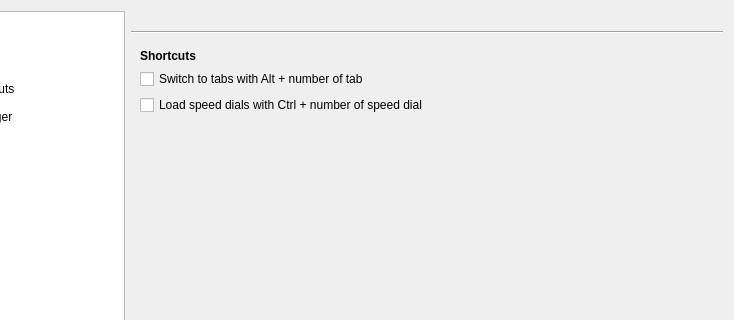
Before: the Qt Designer form src/lib/preferences/preferences.ui in QupZilla/qupzilla, drawn with Qt 5; both pictures show x 106 to 840 and y 0 to 320 of the 840 by 554 pixel window.
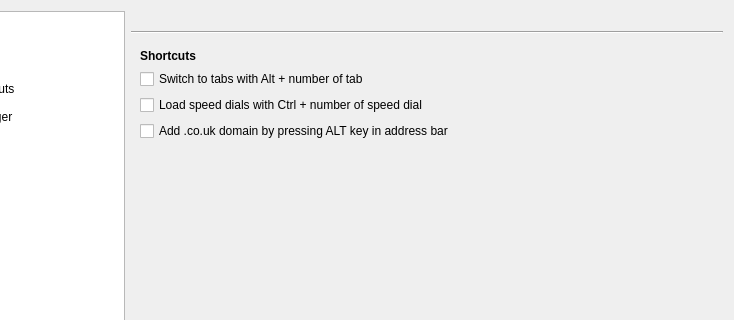
After: the same form once the commit is applied. The open tabs and pages were chosen to show the change. Custom widgets are drawn as their Qt base class.

Commit message:
[Preferences] Move "Add .co.uk by pressing ALT" option under Keyboard Shortcuts
This option adds local domain (not necessarily .co.uk) by pressing ALT

Closes #1047

What changed in the file:
```diff
--- a/src/lib/preferences/preferences.ui
+++ b/src/lib/preferences/preferences.ui
@@ -864,13 +864,6 @@
                  </property>
                 </widget>
                </item>
-               <item>
-                <widget class="QCheckBox" name="addCountryWithAlt">
-                 <property name="text">
-                  <string>Add .co.uk domain by pressing ALT key</string>
-                 </property>
-                </widget>
-               </item>
                <item>
                 <widget class="QCheckBox" name="searchWithDefaultEngine">
                  <property name="text">
@@ -1913,20 +1906,7 @@
              </property>
             </widget>
            </item>
-           <item row="3" column="0">
-            <spacer name="verticalSpacer_13">
-             <property name="orientation">
-              <enum>Qt::Vertical</enum>
-             </property>
-             <property name="sizeHint" stdset="0">
-              <size>
-               <width>20</width>
-               <height>40</height>
-              </size>
-             </property>
-            </spacer>
-           </item>
-           <item row="1" column="0">
+           <item row="1" column="0" colspan="2">
             <widget class="QCheckBox" name="switchTabsAlt">
              <property name="text">
               <string>Switch to tabs with Alt + number of tab</string>
@@ -1940,6 +1920,26 @@
              </property>
             </widget>
            </item>
+           <item row="3" column="0" colspan="2">
+            <widget class="QCheckBox" name="addCountryWithAlt">
+             <property name="text">
+              <string>Add .co.uk domain by pressing ALT key in address bar</string>
+             </property>
+            </widget>
+           </item>
+           <item row="4" column="1">
+            <spacer name="verticalSpacer_13">
+             <property name="orientation">
+              <enum>Qt::Vertical</enum>
+             </property>
+             <property name="sizeHint" stdset="0">
+              <size>
+               <width>20</width>
+               <height>40</height>
+              </size>
+             </property>
+            </spacer>
+           </item>
           </layout>
          </widget>
          <widget class="QWidget" name="downloadsPage">
```
Left out of the diff: 3 changed lines with no effect on the pictures. The commit also changes 1 other file.
